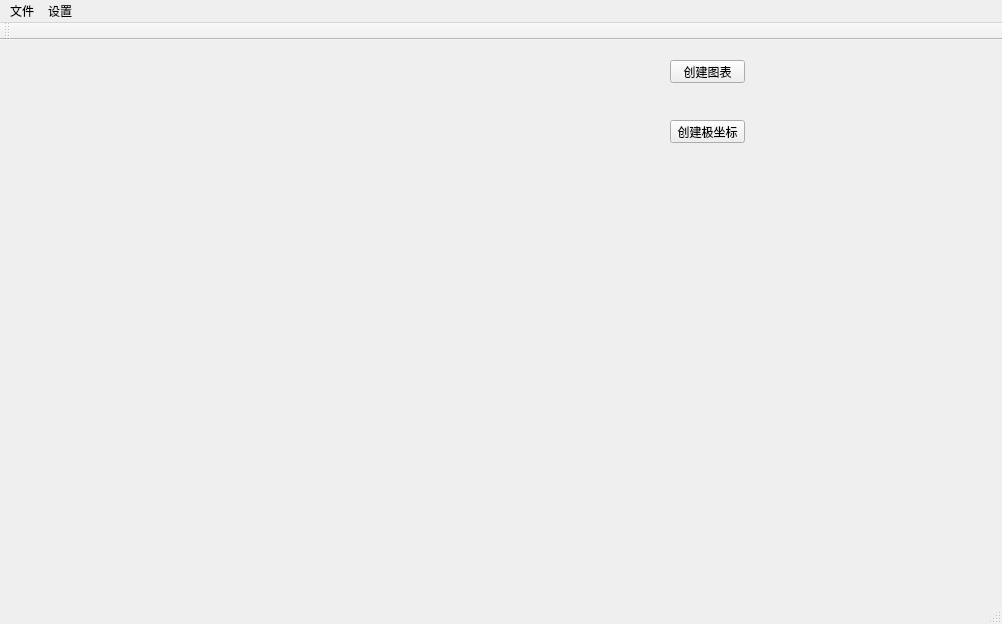
This is mainwindow.ui in KongQingXin12/JCY as Qt 5 draws it before an edit. The edited form follows.
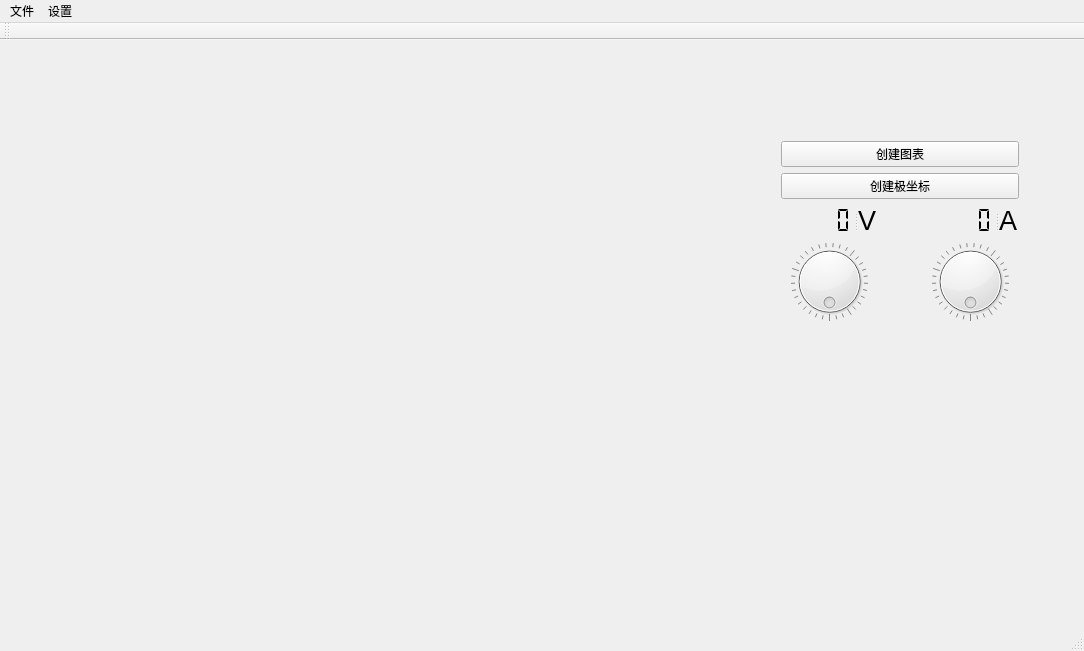
This is the edited form.

What changed in the file:
```diff
--- a/mainwindow.ui
+++ b/mainwindow.ui
@@ -6,39 +6,190 @@
    <rect>
     <x>0</x>
     <y>0</y>
-    <width>1002</width>
-    <height>624</height>
+    <width>1084</width>
+    <height>651</height>
    </rect>
   </property>
+  <property name="sizePolicy">
+   <sizepolicy hsizetype="Expanding" vsizetype="Expanding">
+    <horstretch>0</horstretch>
+    <verstretch>0</verstretch>
+   </sizepolicy>
+  </property>
   <property name="windowTitle">
    <string>MainWindow</string>
   </property>
   <widget class="QWidget" name="centralWidget">
-   <widget class="QPushButton" name="dis_graph_06">
+   <widget class="QWidget" name="">
     <property name="geometry">
      <rect>
-      <x>670</x>
-      <y>20</y>
-      <width>75</width>
-      <height>23</height>
+      <x>770</x>
+      <y>90</y>
+      <width>260</width>
+      <height>202</height>
      </rect>
     </property>
-    <property name="text">
-     <string>创建图表</string>
-    </property>
-   </widget>
-   <widget class="QPushButton" name="dis_polar">
-    <property name="geometry">
-     <rect>
-      <x>670</x>
-      <y>80</y>
-      <width>75</width>
-      <height>23</height>
-     </rect>
-    </property>
-    <property name="text">
-     <string>创建极坐标</string>
-    </property>
+    <layout class="QGridLayout" name="gridLayout">
+     <item row="0" column="0">
+      <widget class="QPushButton" name="dis_graph_06">
+       <property name="text">
+        <string>创建图表</string>
+       </property>
+      </widget>
+     </item>
+     <item row="1" column="0">
+      <widget class="QPushButton" name="dis_polar">
+       <property name="text">
+        <string>创建极坐标</string>
+       </property>
+      </widget>
+     </item>
+     <item row="2" column="0">
+      <layout class="QHBoxLayout" name="horizontalLayout">
+       <item>
+        <layout class="QVBoxLayout" name="verticalLayout">
+         <item>
+          <widget class="QSplitter" name="splitter">
+           <property name="orientation">
+            <enum>Qt::Horizontal</enum>
+           </property>
+           <widget class="QLCDNumber" name="voltage_lcd_num">
+            <property name="sizePolicy">
+             <sizepolicy hsizetype="Minimum" vsizetype="Expanding">
+              <horstretch>0</horstretch>
+              <verstretch>0</verstretch>
+             </sizepolicy>
+            </property>
+            <property name="font">
+             <font>
+              <family>Arial</family>
+              <pointsize>14</pointsize>
+             </font>
+            </property>
+            <property name="frameShape">
+             <enum>QFrame::NoFrame</enum>
+            </property>
+            <property name="frameShadow">
+             <enum>QFrame::Raised</enum>
+            </property>
+            <property name="segmentStyle">
+             <enum>QLCDNumber::Flat</enum>
+            </property>
+           </widget>
+           <widget class="QLabel" name="label">
+            <property name="sizePolicy">
+             <sizepolicy hsizetype="Expanding" vsizetype="Preferred">
+              <horstretch>0</horstretch>
+              <verstretch>0</verstretch>
+             </sizepolicy>
+            </property>
+            <property name="font">
+             <font>
+              <family>Arial</family>
+              <pointsize>20</pointsize>
+             </font>
+            </property>
+            <property name="text">
+             <string>V</string>
+            </property>
+           </widget>
+          </widget>
+         </item>
+         <item>
+          <widget class="QDial" name="voltage_dial">
+           <property name="mouseTracking">
+            <bool>false</bool>
+           </property>
+           <property name="wrapping">
+            <bool>true</bool>
+           </property>
+           <property name="notchTarget">
+            <double>3.000000000000000</double>
+           </property>
+           <property name="notchesVisible">
+            <bool>true</bool>
+           </property>
+          </widget>
+         </item>
+        </layout>
+       </item>
+       <item>
+        <spacer name="horizontalSpacer">
+         <property name="orientation">
+          <enum>Qt::Horizontal</enum>
+         </property>
+         <property name="sizeHint" stdset="0">
+          <size>
+           <width>40</width>
+           <height>20</height>
+          </size>
+         </property>
+        </spacer>
+       </item>
+       <item>
+        <layout class="QVBoxLayout" name="verticalLayout_2">
+         <item>
+          <widget class="QSplitter" name="splitter_2">
+           <property name="orientation">
+            <enum>Qt::Horizontal</enum>
+           </property>
+           <widget class="QLCDNumber" name="electricity_lcd_num">
+            <property name="sizePolicy">
+             <sizepolicy hsizetype="Minimum" vsizetype="Expanding">
+              <horstretch>0</horstretch>
+              <verstretch>0</verstretch>
+             </sizepolicy>
+            </property>
+            <property name="font">
+             <font>
+              <family>Arial</family>
+              <pointsize>14</pointsize>
+             </font>
+            </property>
+            <property name="frameShape">
+             <enum>QFrame::NoFrame</enum>
+            </property>
+            <property name="frameShadow">
+             <enum>QFrame::Raised</enum>
+            </property>
+            <property name="segmentStyle">
+             <enum>QLCDNumber::Flat</enum>
+            </property>
+           </widget>
+           <widget class="QLabel" name="label_2">
+            <property name="font">
+             <font>
+              <family>Arial</family>
+              <pointsize>20</pointsize>
+             </font>
+            </property>
+            <property name="text">
+             <string>A</string>
+            </property>
+           </widget>
+          </widget>
+         </item>
+         <item>
+          <widget class="QDial" name="electricity_dial">
+           <property name="mouseTracking">
+            <bool>false</bool>
+           </property>
+           <property name="wrapping">
+            <bool>true</bool>
+           </property>
+           <property name="notchTarget">
+            <double>3.000000000000000</double>
+           </property>
+           <property name="notchesVisible">
+            <bool>true</bool>
+           </property>
+          </widget>
+         </item>
+        </layout>
+       </item>
+      </layout>
+     </item>
+    </layout>
    </widget>
   </widget>
   <widget class="QMenuBar" name="menuBar">
@@ -46,7 +197,7 @@
     <rect>
      <x>0</x>
      <y>0</y>
-     <width>1002</width>
+     <width>1084</width>
      <height>23</height>
     </rect>
    </property>
```
Left out of the diff: 35 changed lines with no effect on the pictures.
